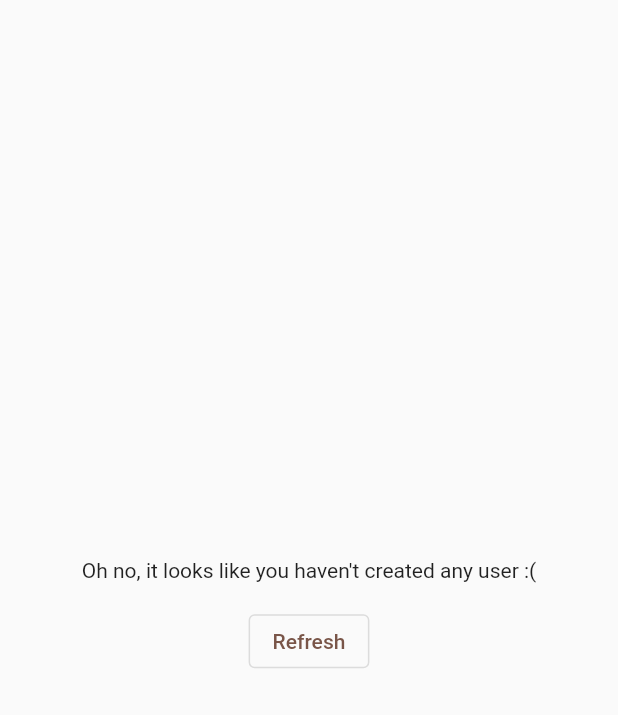
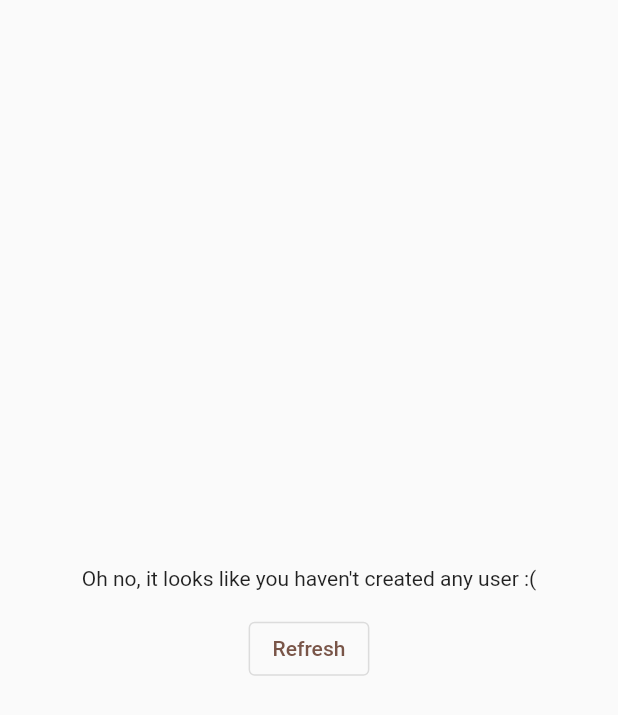
Before and after one commit to iandis/flutter-dummyapi, a Flutter app: the UserListView widget shown alone on an empty page, opened directly with empty values, on a phone screen of 412 x 824 dp. Shown: the top 715 px of the screen. Run offline on Flutter 3.47's test engine with Material 2 defaults, Android fonts, the phone set to English and light mode, and no system bars; our stand-ins replace cached_network_image, connectivity_plus, equatable, get_it, injectable; statements that could not run were skipped.

Commit message:
fix(user): add default value on `imageUrl`

```diff
--- a/packages/user/lib/src/domain/entities/user.dart
+++ b/packages/user/lib/src/domain/entities/user.dart
@@ -22,7 +22,7 @@ class User extends Equatable {
 
   final String lastName;
 
-  @JsonKey(name: 'picture')
+  @JsonKey(name: 'picture', defaultValue: '')
   final String imageUrl;
 
   String get fullName => '$firstName $lastName';
--- a/packages/user/lib/src/presentation/components/user_list_view.dart
+++ b/packages/user/lib/src/presentation/components/user_list_view.dart
@@ -23,6 +23,7 @@ class UserListView extends StatelessWidget {
   Widget build(BuildContext context) {
     return SliverListView(
       controller: controller,
+      topPadding: 10,
       canPullToRefresh: !(state.isLoading && state.users.isEmpty),
       onRefresh: onRefresh,
       slivers: <Widget>[
--- a/packages/user/lib/src/presentation/views/user_create_page.dart
+++ b/packages/user/lib/src/presentation/views/user_create_page.dart
@@ -30,6 +30,7 @@ class _UserCreatePageState extends State<UserCreatePage> {
       body: SingleChildScrollView(
         padding: const EdgeInsets.fromLTRB(10, 40, 10, 10),
         child: Column(
+          crossAxisAlignment: CrossAxisAlignment.stretch,
           children: <Widget>[
             TextFormField(
               initialValue: _userCreateViewModel.state.firstName,
```
Also changed, not shown: packages/user/lib/src/presentation/view_models/user_list_by_created_view_model.dart (+6 -2 lines), packages/user/lib/src/domain/entities/user.g.dart.
